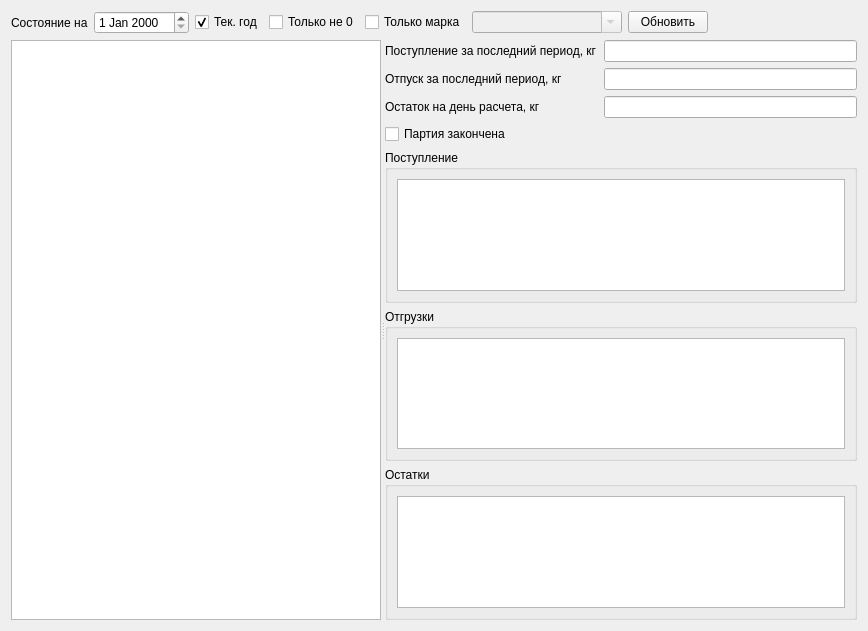
Before: the Qt Designer form formpartel.ui in Sergeyego/ship, drawn with Qt 5.
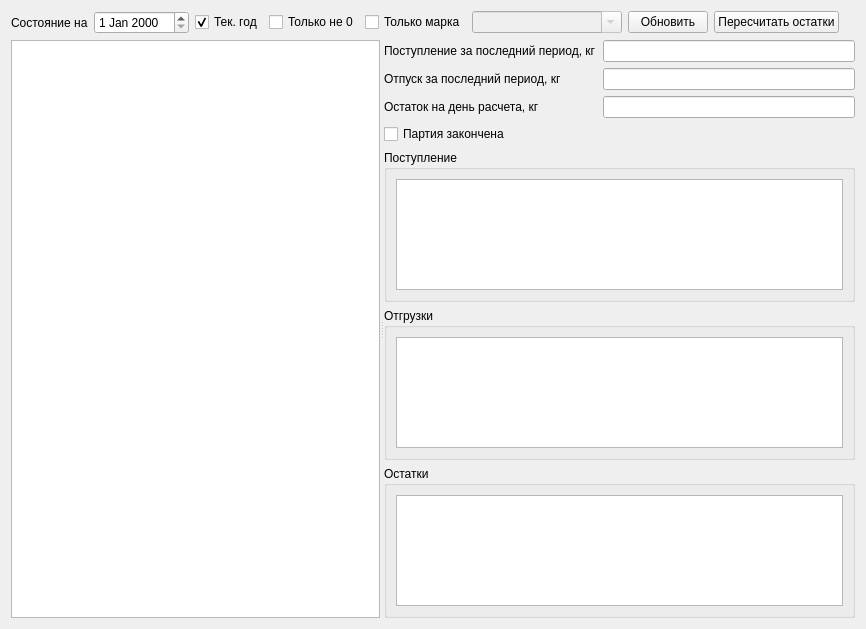
After: the same form once the commit is applied. Custom widgets are drawn as their Qt base class.

The edit to the form file:
```diff
--- a/formpartel.ui
+++ b/formpartel.ui
@@ -6,8 +6,8 @@
    <rect>
     <x>0</x>
     <y>0</y>
-    <width>868</width>
-    <height>631</height>
+    <width>866</width>
+    <height>629</height>
    </rect>
   </property>
   <property name="windowTitle">
@@ -76,6 +76,13 @@
        </property>
       </widget>
      </item>
+     <item>
+      <widget class="QPushButton" name="cmdCalc">
+       <property name="text">
+        <string>Пересчитать остатки</string>
+       </property>
+      </widget>
+     </item>
      <item>
       <spacer name="horizontalSpacer">
        <property name="orientation">
```
